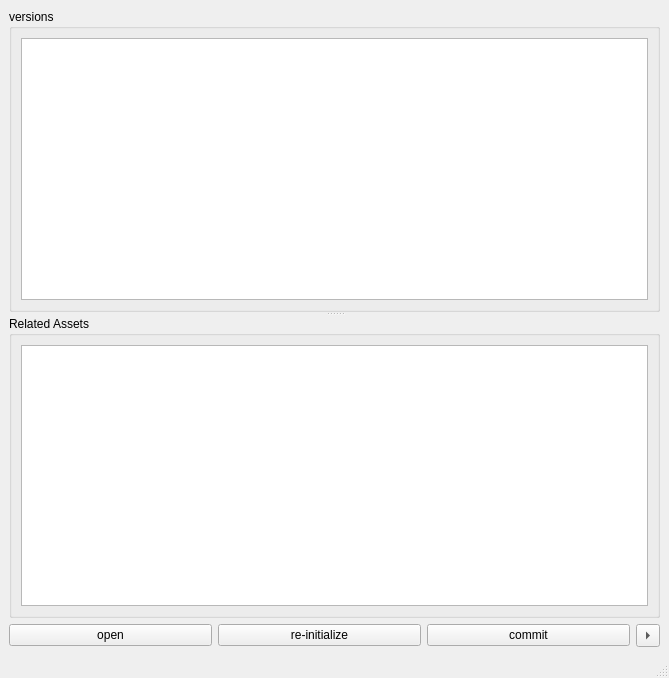
Above: rbhusUI/lib/rbhusPipeVersionsMod.ui from aumanimationstudios/rbhus before the change. Below: the same form after it.
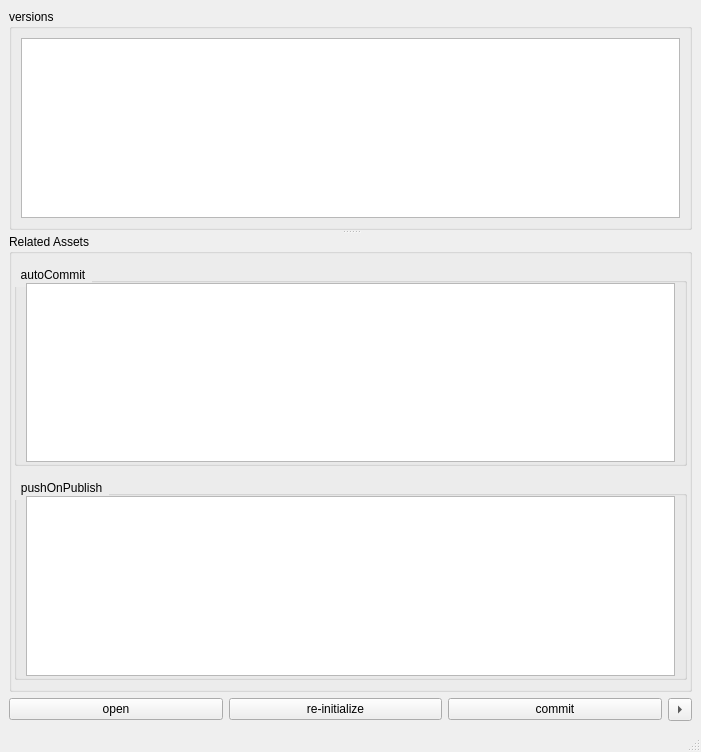
That is the form after the change.

What changed in the file:
```diff
--- a/rbhusUI/lib/rbhusPipeVersionsMod.ui
+++ b/rbhusUI/lib/rbhusPipeVersionsMod.ui
@@ -6,8 +6,8 @@
    <rect>
     <x>0</x>
     <y>0</y>
-    <width>669</width>
-    <height>678</height>
+    <width>701</width>
+    <height>752</height>
    </rect>
   </property>
   <property name="windowTitle">
@@ -107,9 +107,39 @@
        <property name="title">
         <string>Related Assets </string>
        </property>
+       <property name="flat">
+        <bool>true</bool>
+       </property>
        <layout class="QVBoxLayout" name="verticalLayout_3">
+        <property name="spacing">
+         <number>10</number>
+        </property>
+        <property name="leftMargin">
+         <number>2</number>
+        </property>
+        <property name="rightMargin">
+         <number>2</number>
+        </property>
         <item>
-         <widget class="QListWidget" name="listWidget">
+         <widget class="QGroupBox" name="groupBox_2">
+          <property name="styleSheet">
+           <string notr="true">QGroupBox::title {subcontrol-origin: margin; subcontrol-position: top left;padding: 5 5px;}</string>
+          </property>
+          <property name="title">
+           <string>autoCommit</string>
+          </property>
+          <property name="flat">
+           <bool>false</bool>
+          </property>
+          <layout class="QVBoxLayout" name="verticalLayout_4">
+           <property name="topMargin">
+            <number>0</number>
+           </property>
+           <property name="bottomMargin">
+            <number>1</number>
+           </property>
+           <item>
+            <widget class="QListWidget" name="listWidgetAutoCommit">
           <property name="minimumSize">
            <size>
             <width>1</width>
@@ -125,6 +155,46 @@
           <property name="uniformItemSizes">
            <bool>true</bool>
           </property>
+            </widget>
+           </item>
+          </layout>
+         </widget>
+        </item>
+        <item>
+         <widget class="QGroupBox" name="groupBox_3">
+          <property name="styleSheet">
+           <string notr="true">QGroupBox::title {subcontrol-origin: margin; subcontrol-position: top left;padding: 5 5px;}</string>
+          </property>
+          <property name="title">
+           <string>pushOnPublish</string>
+          </property>
+          <layout class="QVBoxLayout" name="verticalLayout_5">
+           <property name="topMargin">
+            <number>0</number>
+           </property>
+           <property name="bottomMargin">
+            <number>1</number>
+           </property>
+           <item>
+            <widget class="QListWidget" name="listWidgetPoP">
+             <property name="minimumSize">
+              <size>
+               <width>1</width>
+               <height>1</height>
+              </size>
+             </property>
+             <property name="selectionMode">
+              <enum>QAbstractItemView::NoSelection</enum>
+             </property>
+             <property name="selectionBehavior">
+              <enum>QAbstractItemView::SelectRows</enum>
+             </property>
+             <property name="uniformItemSizes">
+              <bool>true</bool>
+             </property>
+            </widget>
+           </item>
+          </layout>
          </widget>
         </item>
        </layout>
```
Left out of the diff: 2 changed lines with no effect on the pictures. Lines whose indentation alone changed are shown as unchanged.
